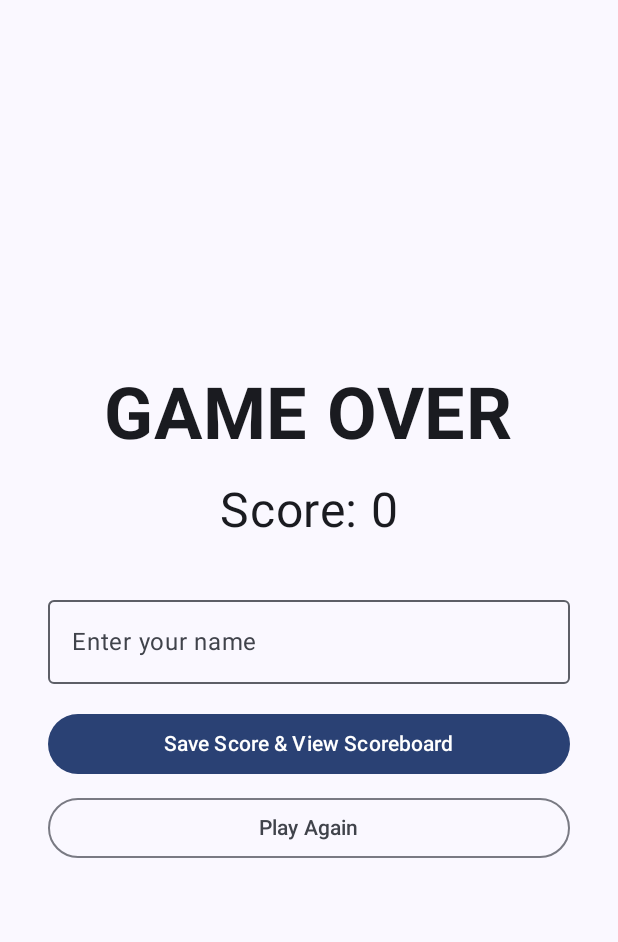
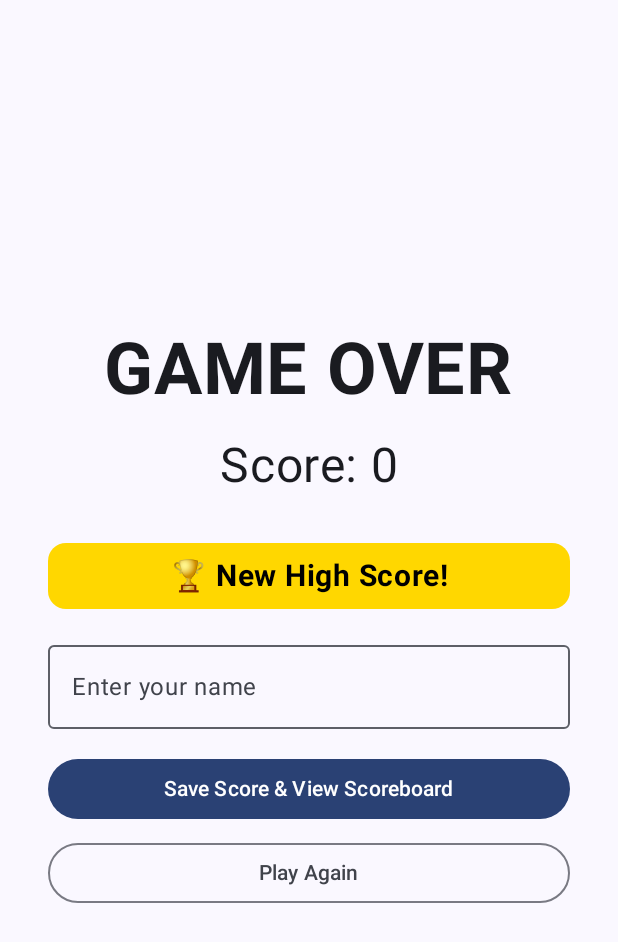
Before and after one commit to pearlgoh/csd3156-group-project, an Android app built with Jetpack Compose: the composable GameOverScreen called with empty values, on a phone screen of 412 x 824 dp. Shown: the top 942 px of the screen. Run offline under Robolectric (Android 15) with nearby library versions, the light colour scheme and no system bars.

Commit message:
Added some interesting UI elements to make things more interesting

```diff
--- a/app/app/src/main/java/com/csd3156/game/ui/GameOverScreen.kt
+++ b/app/app/src/main/java/com/csd3156/game/ui/GameOverScreen.kt
@@ -21,6 +21,17 @@ import androidx.compose.ui.text.font.FontWeight
 import androidx.compose.ui.unit.dp
 import androidx.compose.ui.unit.sp
 import androidx.lifecycle.viewmodel.compose.viewModel
+import androidx.compose.animation.AnimatedVisibility
+import androidx.compose.animation.core.tween
+import androidx.compose.animation.fadeIn
+import androidx.compose.animation.slideInVertically
+import androidx.compose.foundation.background
+import androidx.compose.foundation.layout.Box
+import androidx.compose.foundation.shape.RoundedCornerShape
+import androidx.compose.runtime.LaunchedEffect
+import androidx.compose.runtime.collectAsState
+import androidx.compose.ui.graphics.Color
+import androidx.compose.ui.text.style.TextAlign
 
 @Composable
 fun GameOverScreen(
@@ -32,6 +43,14 @@ fun GameOverScreen(
 ) {
     var playerName by remember { mutableStateOf("") }
 
+    var titleVisible by remember { mutableStateOf(false) }
+    LaunchedEffect(Unit) {
+        titleVisible = true
+    }
+    val topScores by scoreboardViewModel.topScores.collectAsState()
+    val isNewHighScore = topScores.isEmpty() || score > (topScores.firstOrNull()?.score ?: 0)
+
+
     Column(
         modifier = modifier
             .fillMaxSize()
@@ -39,18 +58,49 @@ fun GameOverScreen(
         horizontalAlignment = Alignment.CenterHorizontally,
         verticalArrangement = Arrangement.Center
     ) {
+
+        AnimatedVisibility(
+            visible = titleVisible,
+            enter = slideInVertically(
+                initialOffsetY = { -it },
+                animationSpec = tween(600)
+            )
+        ) {
             Text(
                 text = "GAME OVER",
                 fontSize = 48.sp,
                 fontWeight = FontWeight.Bold,
                 modifier = Modifier.padding(bottom = 16.dp)
             )
+        }
 
         Text(
             text = "Score: $score",
             fontSize = 32.sp,
             modifier = Modifier.padding(bottom = 32.dp)
         )
+
+        if (isNewHighScore) {
+            Box(
+                modifier = Modifier
+                    .fillMaxWidth()
+                    .padding(bottom = 16.dp)
+                    .background(
+                        color = Color(0xFFFFD700),
+                        shape = RoundedCornerShape(12.dp)
+                    )
+                    .padding(vertical = 10.dp)
+            ) {
+                Text(
+                    text = "🏆 New High Score!",
+                    fontSize = 20.sp,
+                    fontWeight = FontWeight.Bold,
+                    color = Color.Black,
+                    textAlign = TextAlign.Center,
+                    modifier = Modifier.fillMaxWidth()
+                )
+            }
+        }
 
         OutlinedTextField(
             value = playerName,
```
Also changed, not shown: app/app/src/main/java/com/csd3156/game/ui/MainMenuScreen.kt (+31 -0 lines), app/app/src/main/res/drawable/logo.png (added). Lines whose indentation alone changed are shown as unchanged.
